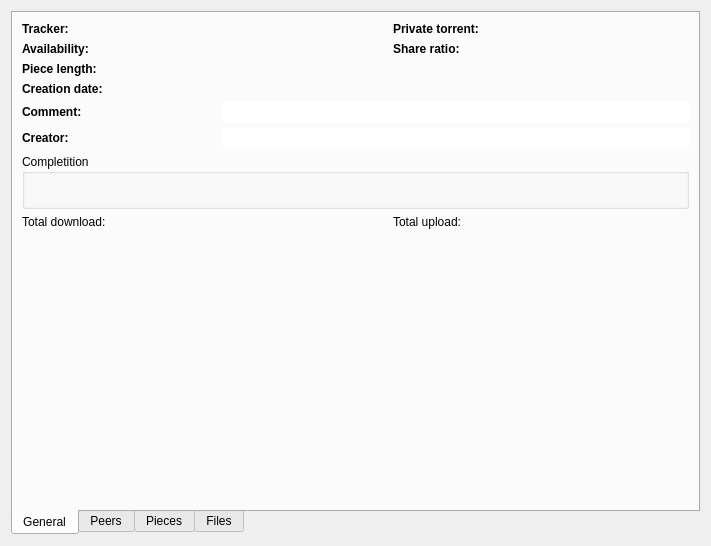
LubosD/fatrat, file engines/TorrentDetailsForm.ui: the form before one commit.
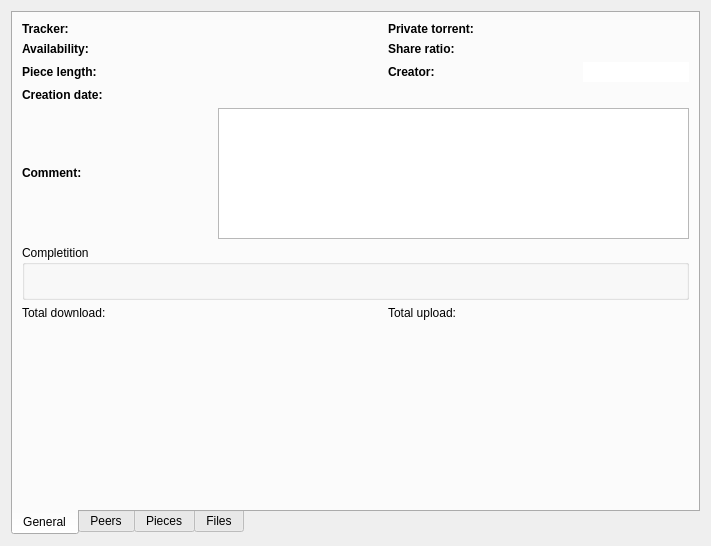
The form after the commit. Custom widgets are drawn as their Qt base class.

Commit message: Several BitTorrent UI improvements

```diff
--- a/engines/TorrentDetailsForm.ui
+++ b/engines/TorrentDetailsForm.ui
@@ -65,7 +65,7 @@
          </property>
         </widget>
        </item>
-       <item row="1" column="3" colspan="2" >
+       <item row="1" column="3" >
         <widget class="QLabel" name="label_8" >
          <property name="text" >
           <string>&lt;b>Share ratio:</string>
@@ -93,6 +93,35 @@
          </property>
         </widget>
        </item>
+       <item row="2" column="3" colspan="2" >
+        <widget class="QLabel" name="label_6" >
+         <property name="sizePolicy" >
+          <sizepolicy vsizetype="Preferred" hsizetype="Minimum" >
+           <horstretch>0</horstretch>
+           <verstretch>0</verstretch>
+          </sizepolicy>
+         </property>
+         <property name="text" >
+          <string>&lt;b>Creator:</string>
+         </property>
+        </widget>
+       </item>
+       <item row="2" column="5" >
+        <widget class="QLineEdit" name="lineCreator" >
+         <property name="sizePolicy" >
+          <sizepolicy vsizetype="Fixed" hsizetype="Minimum" >
+           <horstretch>0</horstretch>
+           <verstretch>0</verstretch>
+          </sizepolicy>
+         </property>
+         <property name="frame" >
+          <bool>false</bool>
+         </property>
+         <property name="readOnly" >
+          <bool>true</bool>
+         </property>
+        </widget>
+       </item>
        <item row="3" column="0" colspan="2" >
         <widget class="QLabel" name="label_7" >
          <property name="text" >
@@ -115,33 +144,16 @@
         </widget>
        </item>
        <item row="4" column="2" colspan="4" >
-        <widget class="QLineEdit" name="lineComment" >
-         <property name="frame" >
-          <bool>false</bool>
-         </property>
+        <widget class="QTextEdit" name="textComment" >
          <property name="readOnly" >
           <bool>true</bool>
          </property>
-        </widget>
-       </item>
-       <item row="5" column="0" colspan="2" >
-        <widget class="QLabel" name="label_6" >
-         <property name="text" >
-          <string>&lt;b>Creator:</string>
-         </property>
-        </widget>
-       </item>
-       <item row="5" column="2" colspan="4" >
-        <widget class="QLineEdit" name="lineCreator" >
-         <property name="frame" >
+         <property name="acceptRichText" >
           <bool>false</bool>
          </property>
-         <property name="readOnly" >
-          <bool>true</bool>
-         </property>
         </widget>
        </item>
-       <item row="6" column="0" colspan="6" >
+       <item row="5" column="0" colspan="6" >
         <widget class="QGroupBox" name="groupBox" >
          <property name="title" >
           <string>Completition</string>
@@ -172,27 +184,27 @@
          </layout>
         </widget>
        </item>
-       <item row="7" column="0" >
+       <item row="6" column="0" >
         <widget class="QLabel" name="label_9" >
          <property name="text" >
           <string>Total download:</string>
          </property>
         </widget>
        </item>
-       <item row="7" column="1" colspan="2" >
+       <item row="6" column="1" colspan="2" >
         <widget class="QLabel" name="labelTotalDownload" />
        </item>
-       <item row="7" column="3" >
+       <item row="6" column="3" >
         <widget class="QLabel" name="label_10" >
          <property name="text" >
           <string>Total upload:</string>
          </property>
         </widget>
        </item>
-       <item row="7" column="4" colspan="2" >
+       <item row="6" column="4" colspan="2" >
         <widget class="QLabel" name="labelTotalUpload" />
        </item>
-       <item row="8" column="2" >
+       <item row="7" column="2" >
         <spacer>
          <property name="orientation" >
           <enum>Qt::Vertical</enum>
```
The commit also changes 9 other files.
